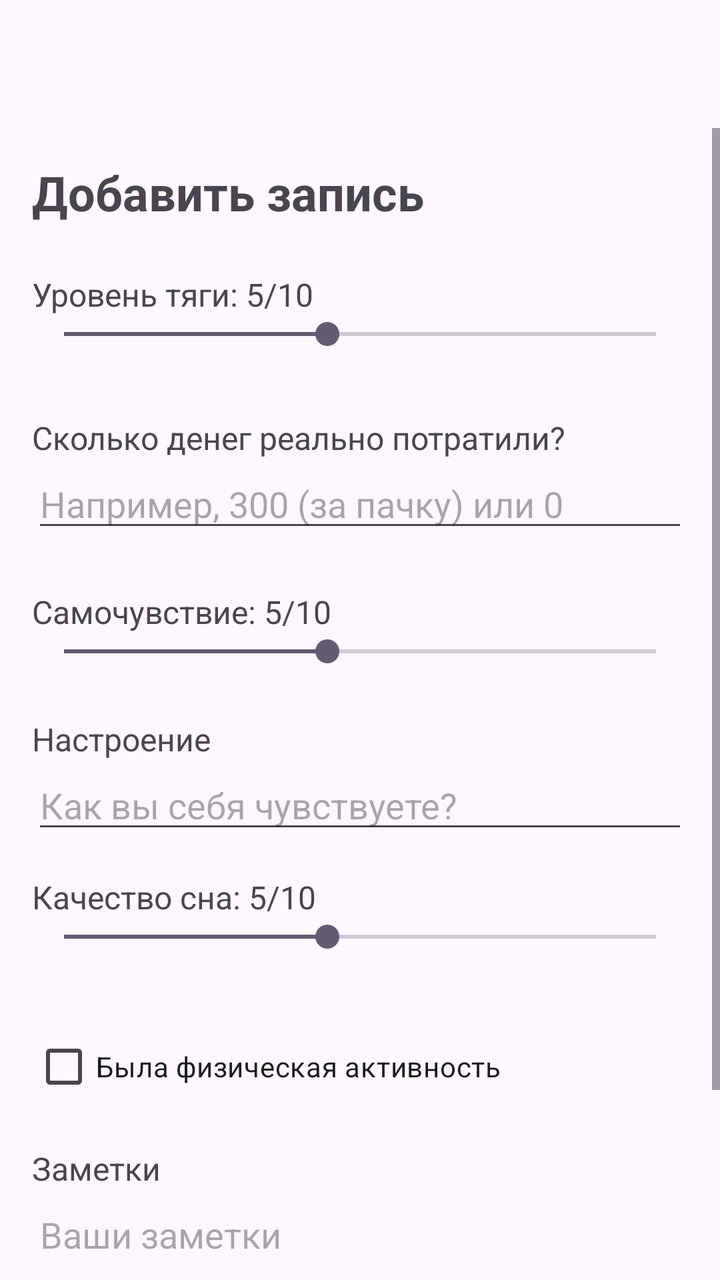
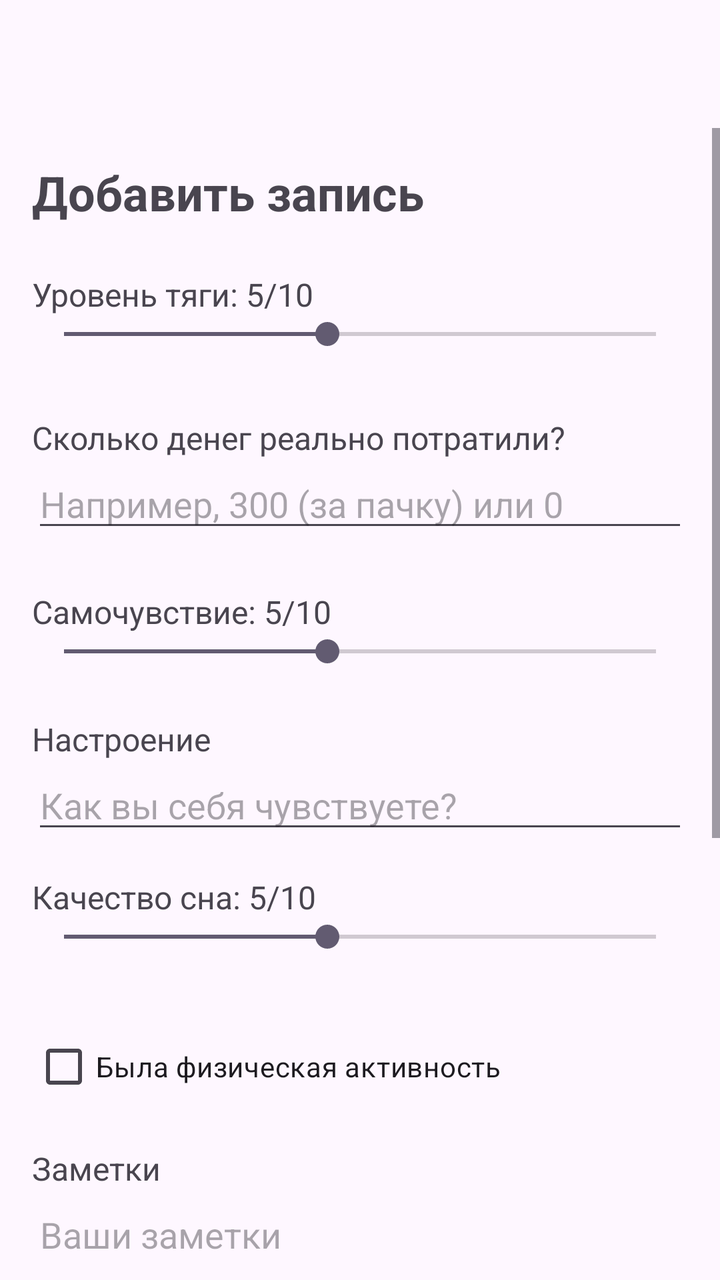

Before-and-after screenshots of an Android layout around one commit, followed by the original layout XML and the change that was made.
<!-- AndroidManifest.xml: application theme Theme.Tracker -->
<!-- res/layout/fragment_add_record.xml -->
<?xml version="1.0" encoding="utf-8"?>
<ScrollView xmlns:android="http://schemas.android.com/apk/res/android"
    android:layout_width="match_parent"
    android:layout_height="match_parent"
    android:paddingTop="64dp">

    <LinearLayout
        android:layout_width="match_parent"
        android:layout_height="wrap_content"
        android:orientation="vertical"
        android:padding="16dp">

        <TextView
            android:layout_width="wrap_content"
            android:layout_height="wrap_content"
            android:text="Добавить запись"
            android:textSize="24sp"
            android:textStyle="bold"
            android:layout_marginBottom="16dp" />

        
        <TextView
            android:id="@+id/tvCravingLabel"
            android:layout_width="wrap_content"
            android:layout_height="wrap_content"
            android:text="Уровень тяги: 5/10"
            android:textSize="16sp"
            android:layout_marginTop="8dp" />
        <SeekBar
            android:id="@+id/sbCravingLevel"
            android:layout_width="match_parent"
            android:layout_height="wrap_content"
            android:max="9"
            android:progress="4"
            android:layout_marginBottom="16dp" />

        
        <LinearLayout
            android:id="@+id/layoutSmoking"
            android:layout_width="match_parent"
            android:layout_height="wrap_content"
            android:orientation="vertical"
            android:visibility="gone">
            <TextView
                android:layout_width="wrap_content"
                android:layout_height="wrap_content"
                android:text="Выкурено сигарет (шт.)"
                android:textSize="16sp"
                android:layout_marginTop="8dp" />
            <EditText
                android:id="@+id/etSmokedAmount"
                android:layout_width="match_parent"
                android:layout_height="wrap_content"
                android:hint="Кол-во штук"
                android:inputType="number" />
        </LinearLayout>

        
        <LinearLayout
            android:id="@+id/layoutAlcohol"
            android:layout_width="match_parent"
            android:layout_height="wrap_content"
            android:orientation="vertical"
            android:visibility="gone">
            <TextView
                android:layout_width="wrap_content"
                android:layout_height="wrap_content"
                android:text="Выпито алкоголя (мл)"
                android:textSize="16sp"
                android:layout_marginTop="8dp" />
            <EditText
                android:id="@+id/etAlcoholAmount"
                android:layout_width="match_parent"
                android:layout_height="wrap_content"
                android:hint="Кол-во мл"
                android:inputType="number" />
        </LinearLayout>

        
        <TextView
            android:layout_width="wrap_content"
            android:layout_height="wrap_content"
            android:text="Сколько денег реально потратили?"
            android:textSize="16sp"
            android:layout_marginTop="16dp" />
        <EditText
            android:id="@+id/etMoneySpent"
            android:layout_width="match_parent"
            android:layout_height="wrap_content"
            android:hint="Например, 300 (за пачку) или 0"
            android:inputType="numberDecimal"
            android:layout_marginBottom="16dp" />

        
        <TextView
            android:id="@+id/tvWellBeingLabel"
            android:layout_width="wrap_content"
            android:layout_height="wrap_content"
            android:text="Самочувствие: 5/10"
            android:textSize="16sp"
            android:layout_marginTop="8dp" />
        <SeekBar
            android:id="@+id/sbWellBeing"
            android:layout_width="match_parent"
            android:layout_height="wrap_content"
            android:max="9"
            android:progress="4"
            android:layout_marginBottom="16dp" />

        
        <TextView
            android:layout_width="wrap_content"
            android:layout_height="wrap_content"
            android:text="Настроение"
            android:textSize="16sp"
            android:layout_marginTop="8dp" />
        <EditText
            android:id="@+id/etMood"
            android:layout_width="match_parent"
            android:layout_height="wrap_content"
            android:hint="Как вы себя чувствуете?"
            android:inputType="text" />

        
        <TextView
            android:id="@+id/tvSleepLabel"
            android:layout_width="wrap_content"
            android:layout_height="wrap_content"
            android:text="Качество сна: 5/10"
            android:textSize="16sp"
            android:layout_marginTop="16dp" />
        <SeekBar
            android:id="@+id/sbSleepQuality"
            android:layout_width="match_parent"
            android:layout_height="wrap_content"
            android:max="9"
            android:progress="4"
            android:layout_marginBottom="16dp" />

        
        <CheckBox
            android:id="@+id/cbPhysicalActivity"
            android:layout_width="wrap_content"
            android:layout_height="wrap_content"
            android:text="Была физическая активность"
            android:layout_marginTop="16dp" />

        
        <TextView
            android:layout_width="wrap_content"
            android:layout_height="wrap_content"
            android:text="Заметки"
            android:textSize="16sp"
            android:layout_marginTop="16dp" />
        <EditText
            android:id="@+id/etNotes"
            android:layout_width="match_parent"
            android:layout_height="wrap_content"
            android:hint="Ваши заметки"
            android:inputType="textMultiLine"
            android:minLines="3"
            android:gravity="top" />

        <Button
            android:id="@+id/btnSave"
            android:layout_width="match_parent"
            android:layout_height="wrap_content"
            android:text="Сохранить запись"
            android:layout_marginTop="24dp"
            android:textSize="16sp" />
    </LinearLayout>
</ScrollView>
<!-- resources referenced by this layout -->
<resources>
  <style name="Theme.Tracker" parent="Base.Theme.Tracker" />
  <style name="Base.Theme.Tracker" parent="Theme.Material3.DayNight.NoActionBar">
          
          
      </style>
</resources>

<!-- the commit's change to res/layout/fragment_add_record.xml (unified diff, before → after) -->
@@ -161,6 +161,37 @@
             android:minLines="3"
             android:gravity="top" />
 
+        <ImageView
+            android:id="@+id/ivPhoto"
+            android:layout_width="match_parent"
+            android:layout_height="200dp"
+            android:scaleType="centerCrop"
+            android:layout_marginTop="16dp"
+            android:background="#EEEEEE"/>
+
+        <LinearLayout
+            android:layout_width="match_parent"
+            android:layout_height="wrap_content"
+            android:orientation="horizontal"
+            android:layout_marginTop="8dp">
+
+            <Button
+                android:id="@+id/btnPickGallery"
+                android:layout_width="0dp"
+                android:layout_weight="1"
+                android:layout_height="wrap_content"
+                android:text="Галерея" />
+
+            <Button
+                android:id="@+id/btnTakePhoto"
+                android:layout_width="0dp"
+                android:layout_weight="1"
+                android:layout_height="wrap_content"
+                android:text="Камера"
+                android:layout_marginStart="8dp"/>
+        </LinearLayout>
+
+
         <Button
             android:id="@+id/btnSave"
             android:layout_width="match_parent"
